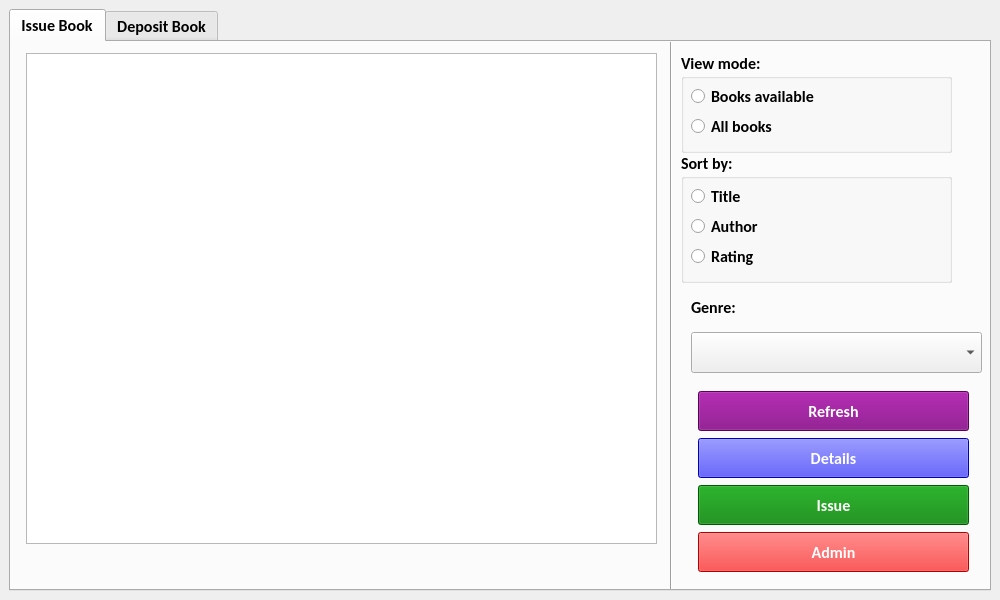
First picture: the form in UI/uifiles/myapp.ui, repository ayushr01/Library-Management-System, before the edit.
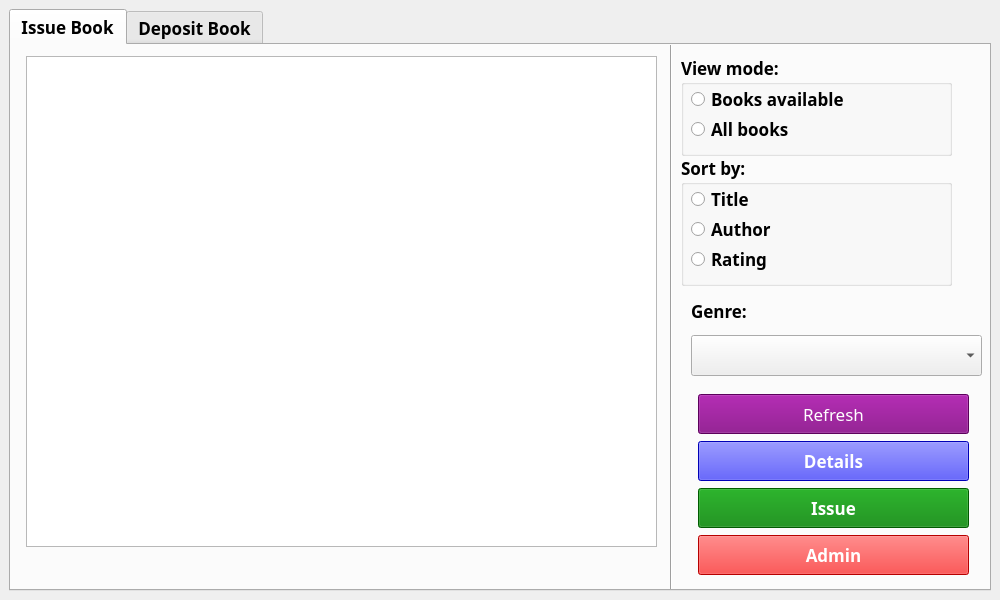
Second picture: the form after the edit.

Commit message: Updated UI with new fonts

What changed in the file:
```diff
--- a/UI/uifiles/myapp.ui
+++ b/UI/uifiles/myapp.ui
@@ -30,8 +30,8 @@
   </property>
   <property name="font">
    <font>
-    <family>Calibri</family>
-    <pointsize>12</pointsize>
+    <family>Trebuchet MS</family>
+    <pointsize>13</pointsize>
     <weight>75</weight>
     <bold>true</bold>
    </font>
@@ -43,6 +43,14 @@
    <layout class="QFormLayout" name="formLayout">
     <item row="0" column="0" colspan="2">
      <widget class="QTabWidget" name="tabWidget">
+      <property name="font">
+       <font>
+        <family>Trebuchet MS</family>
+        <pointsize>13</pointsize>
+        <weight>75</weight>
+        <bold>true</bold>
+       </font>
+      </property>
       <property name="currentIndex">
        <number>0</number>
       </property>
@@ -59,6 +67,14 @@
           <height>591</height>
          </rect>
         </property>
+        <property name="font">
+         <font>
+          <family>Trebuchet MS</family>
+          <pointsize>13</pointsize>
+          <weight>75</weight>
+          <bold>true</bold>
+         </font>
+        </property>
         <property name="orientation">
          <enum>Qt::Vertical</enum>
         </property>
@@ -72,6 +88,14 @@
           <height>41</height>
          </rect>
         </property>
+        <property name="font">
+         <font>
+          <family>Trebuchet MS</family>
+          <pointsize>13</pointsize>
+          <weight>75</weight>
+          <bold>true</bold>
+         </font>
+        </property>
        </widget>
        <widget class="QLabel" name="genrelabel">
         <property name="geometry">
@@ -82,6 +106,14 @@
           <height>31</height>
          </rect>
         </property>
+        <property name="font">
+         <font>
+          <family>Trebuchet MS</family>
+          <pointsize>13</pointsize>
+          <weight>75</weight>
+          <bold>true</bold>
+         </font>
+        </property>
         <property name="text">
          <string>Genre:</string>
         </property>
@@ -95,6 +127,14 @@
           <height>101</height>
          </rect>
         </property>
+        <property name="font">
+         <font>
+          <family>Trebuchet MS</family>
+          <pointsize>13</pointsize>
+          <weight>75</weight>
+          <bold>true</bold>
+         </font>
+        </property>
         <property name="title">
          <string>View mode:</string>
         </property>
@@ -107,6 +147,14 @@
            <height>28</height>
           </rect>
          </property>
+         <property name="font">
+          <font>
+           <family>Trebuchet MS</family>
+           <pointsize>13</pointsize>
+           <weight>75</weight>
+           <bold>true</bold>
+          </font>
+         </property>
          <property name="text">
           <string>Books available</string>
          </property>
@@ -120,6 +168,14 @@
            <height>28</height>
           </rect>
          </property>
+         <property name="font">
+          <font>
+           <family>Trebuchet MS</family>
+           <pointsize>13</pointsize>
+           <weight>75</weight>
+           <bold>true</bold>
+          </font>
+         </property>
          <property name="text">
           <string>All books</string>
          </property>
@@ -134,6 +190,14 @@
           <height>131</height>
          </rect>
         </property>
+        <property name="font">
+         <font>
+          <family>Trebuchet MS</family>
+          <pointsize>13</pointsize>
+          <weight>75</weight>
+          <bold>true</bold>
+         </font>
+        </property>
         <property name="title">
          <string>Sort by:</string>
         </property>
@@ -146,6 +210,14 @@
            <height>28</height>
           </rect>
          </property>
+         <property name="font">
+          <font>
+           <family>Trebuchet MS</family>
+           <pointsize>13</pointsize>
+           <weight>75</weight>
+           <bold>true</bold>
+          </font>
+         </property>
          <property name="text">
           <string>Title</string>
          </property>
@@ -159,6 +231,14 @@
            <height>28</height>
           </rect>
          </property>
+         <property name="font">
+          <font>
+           <family>Trebuchet MS</family>
+           <pointsize>13</pointsize>
+           <weight>75</weight>
+           <bold>true</bold>
+          </font>
+         </property>
          <property name="text">
           <string>Author</string>
          </property>
@@ -172,6 +252,14 @@
            <height>28</height>
           </rect>
          </property>
+         <property name="font">
+          <font>
+           <family>Trebuchet MS</family>
+           <pointsize>13</pointsize>
+           <weight>75</weight>
+           <bold>true</bold>
+          </font>
+         </property>
          <property name="text">
           <string>Rating</string>
          </property>
@@ -188,8 +276,8 @@
         </property>
         <property name="font">
          <font>
-          <family>Calibri</family>
-          <pointsize>12</pointsize>
+          <family>Trebuchet MS</family>
+          <pointsize>13</pointsize>
           <weight>75</weight>
           <bold>true</bold>
          </font>
@@ -203,6 +291,14 @@
              <height>40</height>
             </size>
            </property>
+           <property name="font">
+            <font>
+             <family>Trebuchet MS</family>
+             <pointsize>13</pointsize>
+             <weight>50</weight>
+             <bold>false</bold>
+            </font>
+           </property>
            <property name="styleSheet">
             <string notr="true">background-color : purple;
 color: white;</string>
@@ -222,8 +318,8 @@
            </property>
            <property name="font">
             <font>
-             <family>Calibri</family>
-             <pointsize>12</pointsize>
+             <family>Trebuchet MS</family>
+             <pointsize>13</pointsize>
              <weight>75</weight>
              <bold>true</bold>
             </font>
@@ -247,8 +343,8 @@
            </property>
            <property name="font">
             <font>
-             <family>Calibri</family>
-             <pointsize>12</pointsize>
+             <family>Trebuchet MS</family>
+             <pointsize>13</pointsize>
              <weight>75</weight>
              <bold>true</bold>
             </font>
@@ -272,8 +368,8 @@
            </property>
            <property name="font">
             <font>
-             <family>Calibri</family>
-             <pointsize>12</pointsize>
+             <family>Trebuchet MS</family>
+             <pointsize>13</pointsize>
              <weight>75</weight>
              <bold>true</bold>
             </font>
@@ -298,6 +394,14 @@
           <height>491</height>
          </rect>
         </property>
+        <property name="font">
+         <font>
+          <family>Trebuchet MS</family>
+          <pointsize>13</pointsize>
+          <weight>75</weight>
+          <bold>true</bold>
+         </font>
+        </property>
        </widget>
        <widget class="QLabel" name="errorlabel">
         <property name="geometry">
@@ -308,6 +412,14 @@
           <height>21</height>
          </rect>
         </property>
+        <property name="font">
+         <font>
+          <family>Trebuchet MS</family>
+          <pointsize>13</pointsize>
+          <weight>50</weight>
+          <bold>false</bold>
+         </font>
+        </property>
         <property name="styleSheet">
          <string notr="true">color: red</string>
         </property>
```
The commit also changes 19 other files.
